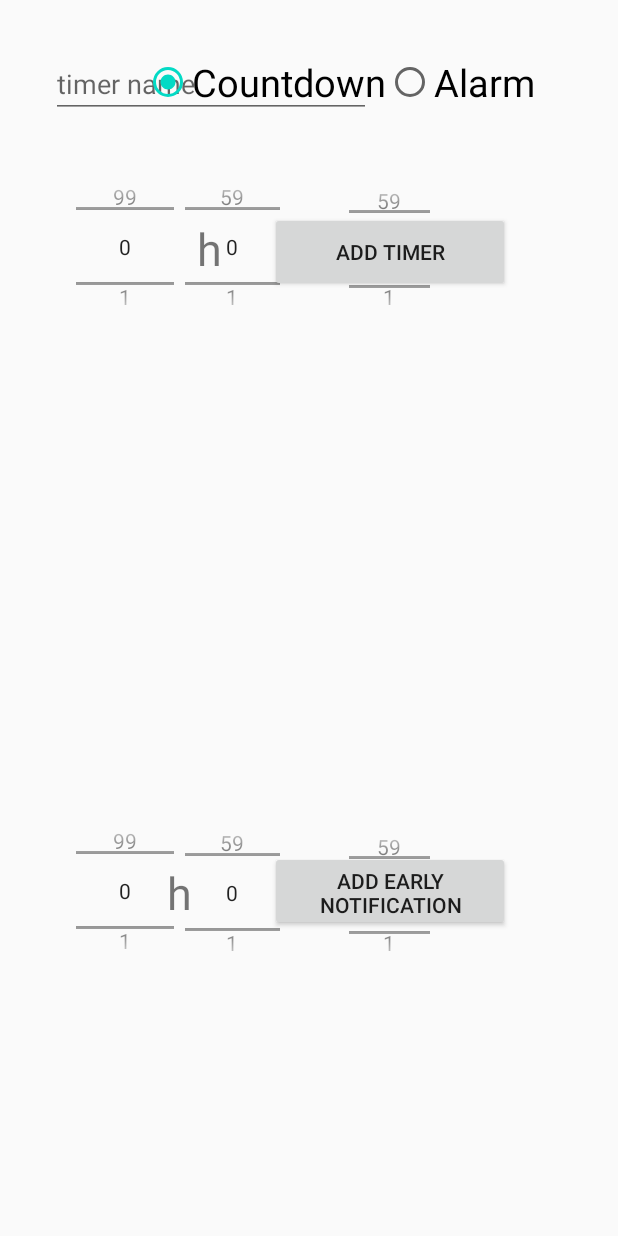
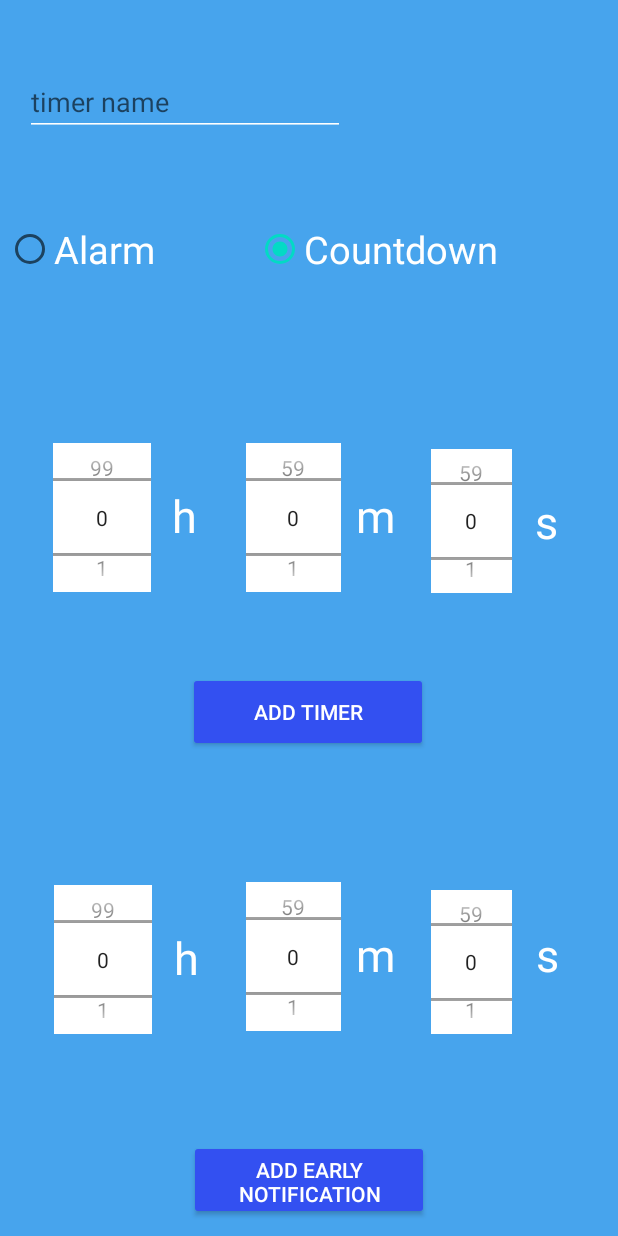
Before and after one commit to Nathanieljg/JuniorDesign, an Android app: the AddTimerActivity screen opened directly, with no data from a screen before it, on a phone screen of 412 x 824 dp. Run offline under Robolectric (Android 15) with nearby library versions, the light colour scheme and no system bars.

Commit message:
Update content_add_timer.xml

```diff
--- a/app/src/main/res/layout/content_add_timer.xml
+++ b/app/src/main/res/layout/content_add_timer.xml
@@ -4,31 +4,33 @@
     xmlns:tools="http://schemas.android.com/tools"
     android:layout_width="match_parent"
     android:layout_height="match_parent"
+    android:background="#47A4ED"
     tools:context=".AddTimerActivity">
 
     <NumberPicker
         android:id="@+id/numberPickerMinutes"
         android:layout_width="63dp"
         android:layout_height="99dp"
-        android:layout_marginTop="36dp"
+        android:background="#FFFFFF"
         app:layout_constraintBottom_toBottomOf="parent"
-        app:layout_constraintEnd_toEndOf="@+id/alarmNameEditText"
-        app:layout_constraintHorizontal_bias="0.595"
-        app:layout_constraintStart_toStartOf="@+id/alarmNameEditText"
-        app:layout_constraintTop_toBottomOf="@+id/alarmNameEditText"
-        app:layout_constraintVertical_bias="0.0" />
+        app:layout_constraintEnd_toEndOf="parent"
+        app:layout_constraintHorizontal_bias="0.471"
+        app:layout_constraintStart_toStartOf="parent"
+        app:layout_constraintTop_toTopOf="parent"
+        app:layout_constraintVertical_bias="0.408" />
 
     <NumberPicker
         android:id="@+id/earlyNumberPickerMinutes"
         android:layout_width="63dp"
         android:layout_height="99dp"
         android:layout_marginTop="36dp"
+        android:background="#FFFFFF"
         app:layout_constraintBottom_toBottomOf="parent"
-        app:layout_constraintEnd_toEndOf="@+id/numberPickerMinutes"
-        app:layout_constraintHorizontal_bias="0.598"
-        app:layout_constraintStart_toStartOf="@+id/numberPickerMinutes"
+        app:layout_constraintEnd_toEndOf="parent"
+        app:layout_constraintHorizontal_bias="0.471"
+        app:layout_constraintStart_toStartOf="parent"
         app:layout_constraintTop_toBottomOf="@+id/alarmNameEditText"
-        app:layout_constraintVertical_bias="0.706" />
+        app:layout_constraintVertical_bias="0.771" />
 
     <TextView
         android:id="@+id/textViewH"
@@ -36,13 +38,14 @@
         android:layout_height="102dp"
         android:gravity="center"
         android:text="@string/hours_text"
+        android:textColor="#FFFFFF"
         android:textSize="30sp"
         app:layout_constraintBottom_toBottomOf="@+id/numberPickerHours"
-        app:layout_constraintEnd_toEndOf="@+id/alarmNameEditText"
-        app:layout_constraintHorizontal_bias="0.008"
-        app:layout_constraintStart_toEndOf="@+id/numberPickerHours"
+        app:layout_constraintEnd_toEndOf="parent"
+        app:layout_constraintHorizontal_bias="0.273"
+        app:layout_constraintStart_toStartOf="parent"
         app:layout_constraintTop_toTopOf="@+id/numberPickerHours"
-        app:layout_constraintVertical_bias="0.0" />
+        app:layout_constraintVertical_bias="1.0" />
 
     <TextView
         android:id="@+id/textViewH2"
@@ -50,36 +53,38 @@
         android:layout_height="102dp"
         android:gravity="center"
         android:text="@string/hours_text"
+        android:textColor="#FFFFFF"
         android:textSize="30sp"
-        app:layout_constraintBottom_toBottomOf="@+id/earlyNumberPickerMinutes"
-        app:layout_constraintEnd_toStartOf="@+id/numberPickerMinutes"
-        app:layout_constraintStart_toEndOf="@+id/numberPickerHours"
-        app:layout_constraintTop_toTopOf="@+id/earlyNumberPickerMinutes" />
+        app:layout_constraintBottom_toBottomOf="@+id/earlyNumberPickerHours"
+        app:layout_constraintEnd_toEndOf="parent"
+        app:layout_constraintHorizontal_bias="0.276"
+        app:layout_constraintStart_toStartOf="parent"
+        app:layout_constraintTop_toTopOf="@+id/earlyNumberPickerHours"
+        app:layout_constraintVertical_bias="1.0" />
 
     <NumberPicker
         android:id="@+id/numberPickerSeconds"
         android:layout_width="54dp"
         android:layout_height="96dp"
-        android:layout_marginTop="56dp"
-        app:layout_constraintBottom_toBottomOf="@+id/numberPickerMinutes"
+        android:background="#FFFFFF"
+        app:layout_constraintBottom_toBottomOf="parent"
         app:layout_constraintEnd_toEndOf="parent"
-        app:layout_constraintHorizontal_bias="0.0"
-        app:layout_constraintStart_toEndOf="@+id/textViewM"
-        app:layout_constraintTop_toTopOf="@+id/numberPickerMinutes"
-        app:layout_constraintVertical_bias="1.0" />
+        app:layout_constraintHorizontal_bias="0.803"
+        app:layout_constraintStart_toStartOf="parent"
+        app:layout_constraintTop_toTopOf="parent"
+        app:layout_constraintVertical_bias="0.411" />
 
     <NumberPicker
         android:id="@+id/earlyNumberPickerSeconds"
         android:layout_width="54dp"
         android:layout_height="96dp"
-        android:layout_marginTop="56dp"
-        app:layout_constraintBottom_toBottomOf="@+id/earlyNumberPickerMinutes"
-        app:layout_constraintEnd_toEndOf="@+id/numberPickerSeconds"
-        app:layout_constraintHorizontal_bias="0.0"
-        app:layout_constraintStart_toEndOf="@+id/textViewM"
-        app:layout_constraintStart_toStartOf="@+id/numberPickerSeconds"
-        app:layout_constraintTop_toTopOf="@+id/earlyNumberPickerMinutes"
-        app:layout_constraintVertical_bias="1.0" />
+        android:background="#FFFFFF"
+        app:layout_constraintBottom_toBottomOf="parent"
+        app:layout_constraintEnd_toEndOf="parent"
+        app:layout_constraintHorizontal_bias="0.803"
+        app:layout_constraintStart_toStartOf="parent"
+        app:layout_constraintTop_toTopOf="parent"
+        app:layout_constraintVertical_bias="0.815" />
 
     <TextView
         android:id="@+id/textViewM"
@@ -87,13 +92,14 @@
         android:layout_height="102dp"
         android:gravity="center"
         android:text="@string/minutes_text"
+        android:textColor="#FFFFFF"
         android:textSize="30sp"
         app:layout_constraintBottom_toBottomOf="@+id/numberPickerMinutes"
         app:layout_constraintEnd_toEndOf="parent"
-        app:layout_constraintHorizontal_bias="0.0"
-        app:layout_constraintStart_toEndOf="@+id/numberPickerMinutes"
+        app:layout_constraintHorizontal_bias="0.621"
+        app:layout_constraintStart_toStartOf="parent"
         app:layout_constraintTop_toTopOf="@+id/numberPickerMinutes"
-        app:layout_constraintVertical_bias="0.0" />
+        app:layout_constraintVertical_bias="1.0" />
 
     <TextView
         android:id="@+id/textViewM2"
@@ -101,11 +107,12 @@
         android:layout_height="102dp"
         android:gravity="center"
         android:text="@string/minutes_text"
+        android:textColor="#FFFFFF"
         android:textSize="30sp"
         app:layout_constraintBottom_toBottomOf="@+id/earlyNumberPickerMinutes"
-        app:layout_constraintEnd_toStartOf="@+id/numberPickerSeconds"
-        app:layout_constraintHorizontal_bias="0.029"
-        app:layout_constraintStart_toEndOf="@+id/numberPickerMinutes"
+        app:layout_constraintEnd_toEndOf="parent"
+        app:layout_constraintHorizontal_bias="0.621"
+        app:layout_constraintStart_toStartOf="parent"
         app:layout_constraintTop_toTopOf="@+id/earlyNumberPickerMinutes"
         app:layout_constraintVertical_bias="1.0" />
 
@@ -113,23 +120,25 @@
         android:id="@+id/numberPickerHours"
         android:layout_width="65dp"
         android:layout_height="99dp"
-        app:layout_constraintBottom_toBottomOf="@+id/numberPickerMinutes"
-        app:layout_constraintEnd_toEndOf="@+id/alarmNameEditText"
-        app:layout_constraintHorizontal_bias="0.28"
+        android:background="#FFFFFF"
+        app:layout_constraintBottom_toBottomOf="parent"
+        app:layout_constraintEnd_toEndOf="parent"
+        app:layout_constraintHorizontal_bias="0.101"
         app:layout_constraintStart_toStartOf="parent"
-        app:layout_constraintTop_toTopOf="@+id/numberPickerMinutes"
-        app:layout_constraintVertical_bias="0.0" />
+        app:layout_constraintTop_toTopOf="parent"
+        app:layout_constraintVertical_bias="0.408" />
 
     <NumberPicker
         android:id="@+id/earlyNumberPickerHours"
         android:layout_width="65dp"
         android:layout_height="99dp"
-        app:layout_constraintBottom_toBottomOf="@+id/textViewH2"
-        app:layout_constraintEnd_toStartOf="@+id/textViewH"
-        app:layout_constraintHorizontal_bias="0.065"
-        app:layout_constraintStart_toStartOf="@+id/numberPickerHours"
-        app:layout_constraintTop_toTopOf="@+id/textViewH2"
-        app:layout_constraintVertical_bias="0.0" />
+        android:background="#FFFFFF"
+        app:layout_constraintBottom_toBottomOf="parent"
+        app:layout_constraintEnd_toEndOf="parent"
+        app:layout_constraintHorizontal_bias="0.104"
+        app:layout_constraintStart_toStartOf="parent"
+        app:layout_constraintTop_toTopOf="parent"
+        app:layout_constraintVertical_bias="0.814" />
 
     <TextView
         android:id="@+id/textViewS"
@@ -137,6 +146,7 @@
         android:layout_height="102dp"
         android:gravity="center"
         android:text="@string/seconds_text"
+        android:textColor="#FFFFFF"
         android:textSize="30sp"
         app:layout_constraintBottom_toBottomOf="@+id/numberPickerSeconds"
         app:layout_constraintEnd_toEndOf="parent"
@@ -151,83 +161,95 @@
         android:layout_height="102dp"
         android:gravity="center"
         android:text="@string/seconds_text"
+        android:textColor="#FFFFFF"
         android:textSize="30sp"
         app:layout_constraintBottom_toBottomOf="@+id/textViewM2"
-        app:layout_constraintEnd_toStartOf="@+id/buttonAddEarly"
-        app:layout_constraintHorizontal_bias="0.0"
-        app:layout_constraintStart_toEndOf="@+id/earlyNumberPickerSeconds"
+        app:layout_constraintEnd_toEndOf="parent"
+        app:layout_constraintHorizontal_bias="0.934"
+        app:layout_constraintStart_toStartOf="parent"
         app:layout_constraintTop_toTopOf="@+id/textViewM2"
-        app:layout_constraintVertical_bias="0.0" />
+        app:layout_constraintVertical_bias="1.0" />
+
 
     <Button
         android:id="@+id/buttonAddTimer"
         android:layout_width="160dp"
         android:layout_height="53dp"
+        android:backgroundTint="#3350F1"
         android:text="@string/add_timer_button"
-        app:layout_constraintBottom_toBottomOf="@+id/numberPickerMinutes"
-        app:layout_constraintEnd_toEndOf="@+id/radioGroup"
-        app:layout_constraintHorizontal_bias="0.642"
-        app:layout_constraintStart_toStartOf="@+id/radioGroup"
-        app:layout_constraintTop_toTopOf="@+id/numberPickerMinutes"
-        app:layout_constraintVertical_bias="0.577" />
+        android:textColor="#FFFFFF"
+        app:layout_constraintBottom_toBottomOf="parent"
+        app:layout_constraintEnd_toEndOf="parent"
+        app:layout_constraintHorizontal_bias="0.498"
+        app:layout_constraintStart_toStartOf="parent"
+        app:layout_constraintTop_toTopOf="parent"
+        app:layout_constraintVertical_bias="0.581" />
 
     <Button
         android:id="@+id/buttonAddEarly"
         android:layout_width="160dp"
         android:layout_height="53dp"
+        android:backgroundTint="#3350F1"
         android:text="@string/add_early_button"
-        app:layout_constraintBottom_toBottomOf="@+id/textViewS2"
-        app:layout_constraintEnd_toEndOf="@+id/buttonAddTimer"
-        app:layout_constraintStart_toStartOf="@+id/buttonAddTimer"
-        app:layout_constraintTop_toTopOf="@+id/textViewS2" />
-
-
+        android:textColor="#FFFFFF"
+        app:layout_constraintBottom_toBottomOf="parent"
+        app:layout_constraintEnd_toEndOf="parent"
+        app:layout_constraintHorizontal_bias="0.499"
+        app:layout_constraintStart_toStartOf="parent"
+        app:layout_constraintTop_toTopOf="parent"
+        app:layout_constraintVertical_bias="0.986" />
 
     <EditText
         android:id="@+id/alarmNameEditText"
         android:layout_width="wrap_content"
         android:layout_height="wrap_content"
+        android:backgroundTint="#FFFFFF"
         android:ems="10"
         android:hint="@string/timer_name_hint"
         android:inputType="textPersonName"
+        android:textColor="#FFFFFF"
         app:layout_constraintBottom_toBottomOf="parent"
         app:layout_constraintEnd_toEndOf="parent"
-        app:layout_constraintHorizontal_bias="0.172"
+        app:layout_constraintHorizontal_bias="0.084"
         app:layout_constraintStart_toStartOf="parent"
         app:layout_constraintTop_toTopOf="parent"
-        app:layout_constraintVertical_bias="0.043" />
+        app:layout_constraintVertical_bias="0.058" />
 
     <RadioGroup
         android:id="@+id/radioGroup"
-        android:layout_width="291dp"
-        android:layout_height="43dp"
+        android:layout_width="435dp"
+        android:layout_height="70dp"
+        android:layout_marginStart="4dp"
+        android:background="#47A4ED"
         android:checkedButton="@+id/radioButtonCountdown"
         android:orientation="horizontal"
         android:weightSum="1"
-        app:layout_constraintBottom_toBottomOf="@+id/alarmNameEditText"
-        app:layout_constraintEnd_toEndOf="parent"
-        app:layout_constraintHorizontal_bias="0.795"
+        app:layout_constraintBottom_toBottomOf="parent"
         app:layout_constraintStart_toStartOf="parent"
-        app:layout_constraintTop_toTopOf="@+id/alarmNameEditText"
-        app:layout_constraintVertical_bias="0.0">
+        app:layout_constraintTop_toTopOf="parent"
+        app:layout_constraintVertical_bias="0.164"
+        tools:ignore="MissingConstraints">
 
-        <RadioButton
-            android:id="@+id/radioButtonCountdown"
-            android:layout_width="wrap_content"
-            android:layout_height="match_parent"
-            android:layout_gravity="center_horizontal"
-            android:checked="false"
-            android:text="@string/countdown_radio_label"
-            android:textSize="25sp" />
 
         <RadioButton
             android:id="@+id/radioButtonAlarm"
-            android:layout_width="124dp"
-            android:layout_height="match_parent"
+            android:layout_width="156dp"
+            android:layout_height="85dp"
             android:layout_gravity="center_horizontal"
             android:layout_weight="0.13"
             android:checked="false"
             android:text="@string/alarm_radio_label"
+            android:textColor="#FFFFFF"
+            android:textSize="25sp" />
+
+        <RadioButton
+            android:id="@+id/radioButtonCountdown"
+            android:layout_width="193dp"
+            android:layout_height="86dp"
+            android:layout_gravity="center_horizontal"
+            android:checked="false"
+            android:text="@string/countdown_radio_label"
+            android:textColor="#FFFFFF"
             android:textSize="25sp" />
     </RadioGroup>
 
```
